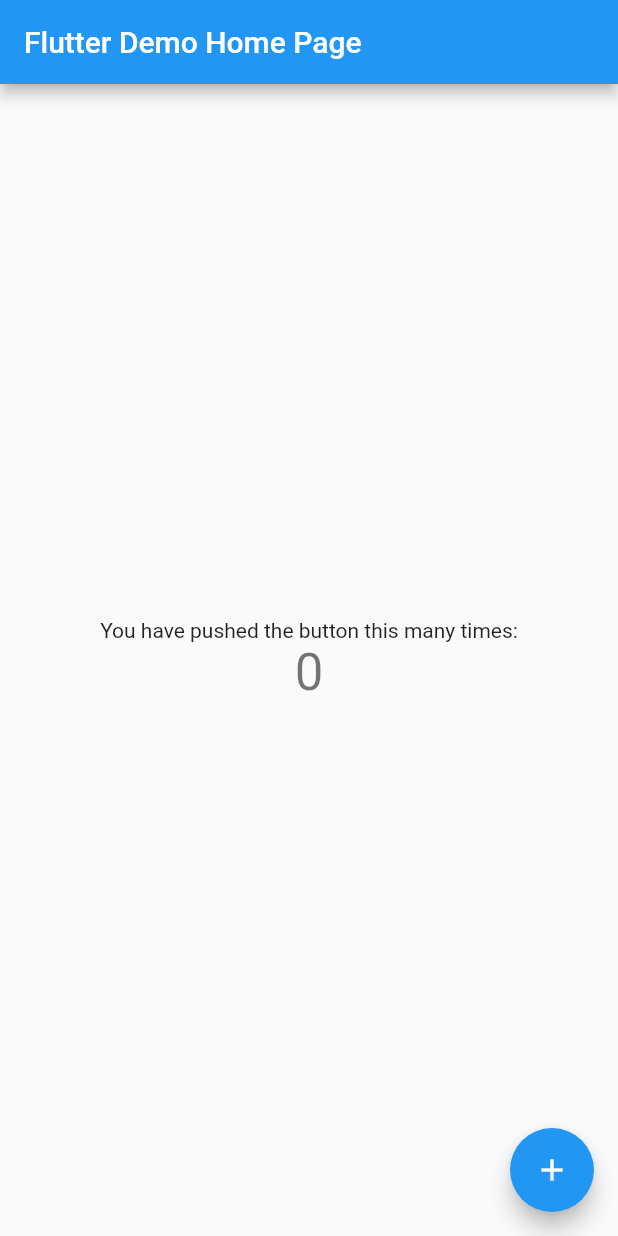
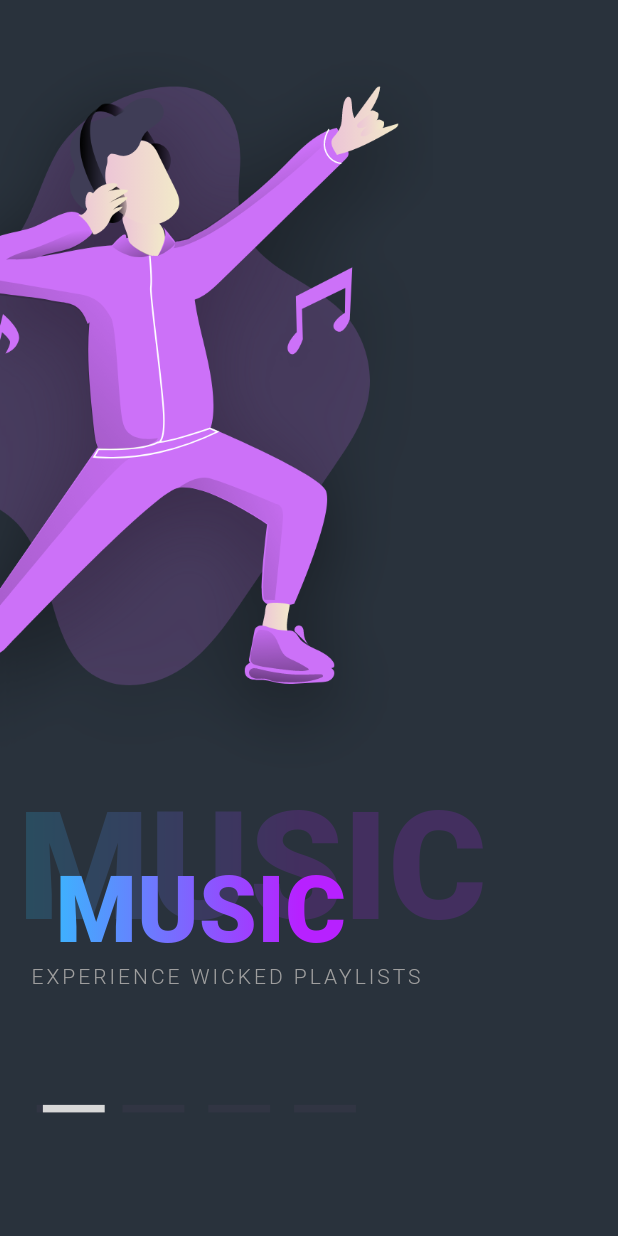
Before and after one commit to pinkeshdarji/LoginRegister, a Flutter app: the screen it shows after launch, on a phone screen of 412 x 824 dp. Run offline on Flutter 3.47's test engine with Material 2 defaults, Android fonts, the phone set to English and light mode, and no system bars.

Commit message:
Basic onboarding done.

```diff
--- a/lib/main.dart
+++ b/lib/main.dart
@@ -1,111 +1,25 @@
 import 'package:flutter/material.dart';
+import 'package:flutter/services.dart';
+import 'package:login_register/ui/splash.dart';
+import 'package:login_register/utlities/hex_color.dart';
 
-void main() => runApp(MyApp());
+void main() => runApp(LoginRegister());
 
-class MyApp extends StatelessWidget {
+class LoginRegister extends StatelessWidget {
   // This widget is the root of your application.
+
   @override
   Widget build(BuildContext context) {
+    final _endBgColor = HexColor('29323c');
+    SystemChrome.setSystemUIOverlayStyle(SystemUiOverlayStyle.dark.copyWith(
+        statusBarColor: _endBgColor,
+        statusBarIconBrightness: Brightness.light));
+
     return MaterialApp(
-      title: 'Flutter Demo',
-      theme: ThemeData(
-        // This is the theme of your application.
-        //
-        // Try running your application with "flutter run". You'll see the
-        // application has a blue toolbar. Then, without quitting the app, try
-        // changing the primarySwatch below to Colors.green and then invoke
-        // "hot reload" (press "r" in the console where you ran "flutter run",
-        // or simply save your changes to "hot reload" in a Flutter IDE).
-        // Notice that the counter didn't reset back to zero; the application
-        // is not restarted.
-        primarySwatch: Colors.blue,
-      ),
-      home: MyHomePage(title: 'Flutter Demo Home Page'),
+      title: 'Login register',
+      debugShowCheckedModeBanner: false,
+      theme: ThemeData(brightness: Brightness.dark),
+      home: Splash(),
     );
   }
 }
-
-class MyHomePage extends StatefulWidget {
-  MyHomePage({Key key, this.title}) : super(key: key);
-
-  // This widget is the home page of your application. It is stateful, meaning
-  // that it has a State object (defined below) that contains fields that affect
-  // how it looks.
-
-  // This class is the configuration for the state. It holds the values (in this
-  // case the title) provided by the parent (in this case the App widget) and
-  // used by the build method of the State. Fields in a Widget subclass are
-  // always marked "final".
-
-  final String title;
-
-  @override
-  _MyHomePageState createState() => _MyHomePageState();
-}
-
-class _MyHomePageState extends State<MyHomePage> {
-  int _counter = 0;
-
-  void _incrementCounter() {
-    setState(() {
-      // This call to setState tells the Flutter framework that something has
-      // changed in this State, which causes it to rerun the build method below
-      // so that the display can reflect the updated values. If we changed
-      // _counter without calling setState(), then the build method would not be
-      // called again, and so nothing would appear to happen.
-      _counter++;
-    });
-  }
-
-  @override
-  Widget build(BuildContext context) {
-    // This method is rerun every time setState is called, for instance as done
-    // by the _incrementCounter method above.
-    //
-    // The Flutter framework has been optimized to make rerunning build methods
-    // fast, so that you can just rebuild anything that needs updating rather
-    // than having to individually change instances of widgets.
-    return Scaffold(
-      appBar: AppBar(
-        // Here we take the value from the MyHomePage object that was created by
-        // the App.build method, and use it to set our appbar title.
-        title: Text(widget.title),
-      ),
-      body: Center(
-        // Center is a layout widget. It takes a single child and positions it
-        // in the middle of the parent.
-        child: Column(
-          // Column is also layout widget. It takes a list of children and
-          // arranges them vertically. By default, it sizes itself to fit its
-          // children horizontally, and tries to be as tall as its parent.
-          //
-          // Invoke "debug painting" (press "p" in the console, choose the
-          // "Toggle Debug Paint" action from the Flutter Inspector in Android
-          // Studio, or the "Toggle Debug Paint" command in Visual Studio Code)
-          // to see the wireframe for each widget.
-          //
-          // Column has various properties to control how it sizes itself and
-          // how it positions its children. Here we use mainAxisAlignment to
-          // center the children vertically; the main axis here is the vertical
-          // axis because Columns are vertical (the cross axis would be
-          // horizontal).
-          mainAxisAlignment: MainAxisAlignment.center,
-          children: <Widget>[
-            Text(
-              'You have pushed the button this many times:',
-            ),
-            Text(
-              '$_counter',
-              style: Theme.of(context).textTheme.display1,
-            ),
-          ],
-        ),
-      ),
-      floatingActionButton: FloatingActionButton(
-        onPressed: _incrementCounter,
-        tooltip: 'Increment',
-        child: Icon(Icons.add),
-      ), // This trailing comma makes auto-formatting nicer for build methods.
-    );
-  }
-}
--- /dev/null
+++ b/lib/ui/onboarding/intro_widget.dart
@@ -0,0 +1,100 @@
+import 'package:flutter/material.dart';
+import 'package:login_register/utlities/app_colors.dart';
+
+class IntroWidget extends StatelessWidget {
+  const IntroWidget(
+      {Key key,
+      @required this.screenWidth,
+      @required this.screenheight,
+      this.image,
+      this.type,
+      this.startGradientColor,
+      this.endGradientColor,
+      this.subText})
+      : super(key: key);
+
+  final double screenWidth;
+  final double screenheight;
+  final image;
+  final type;
+  final Color startGradientColor;
+  final Color endGradientColor;
+  final String subText;
+
+  @override
+  Widget build(BuildContext context) {
+    final Shader linearGradient = LinearGradient(
+      colors: <Color>[startGradientColor, endGradientColor],
+    ).createShader(Rect.fromLTWH(0.0, 0.0, 200.0, 70.0));
+
+    return Container(
+      padding: EdgeInsets.only(top: 25),
+      decoration: BoxDecoration(color: kPrimaryColor),
+      child: Column(
+        crossAxisAlignment: CrossAxisAlignment.start,
+        children: <Widget>[
+          Hero(
+            tag: 'music',
+            child: Image.asset(
+              image,
+              width: screenWidth * 0.7,
+              height: screenheight * 0.6,
+              fit: BoxFit.cover,
+            ),
+          ),
+          Container(
+            padding: const EdgeInsets.only(left: 12),
+            child: Stack(
+              alignment: AlignmentDirectional.bottomStart,
+              children: <Widget>[
+                Container(
+                  height: screenheight * 0.15,
+                  child: Text(
+                    type.toString().toUpperCase(),
+                    style: TextStyle(
+                        fontSize: 100.0,
+                        fontWeight: FontWeight.w900,
+                        foreground: Paint()..shader = linearGradient),
+                  ),
+                ),
+                Container(
+                  padding: EdgeInsets.only(left: 25),
+                  alignment: AlignmentDirectional.bottomStart,
+                  decoration:
+                      BoxDecoration(color: kPrimaryColor.withOpacity(0.82)),
+                  height: screenheight * 0.15,
+                  width: screenWidth,
+                  child: Text(
+                    type.toString().toUpperCase(),
+                    style: TextStyle(
+                        fontSize: 62.0,
+                        fontWeight: FontWeight.w900,
+                        foreground: Paint()..shader = linearGradient),
+                  ),
+                )
+              ],
+            ),
+          ),
+          Container(
+            padding: EdgeInsets.only(left: 20),
+            child: Text(
+              subText,
+              style: TextStyle(
+                  fontWeight: FontWeight.w300,
+                  color: Colors.grey,
+                  letterSpacing: 2.0),
+            ),
+          )
+        ],
+      ),
+    );
+  }
+
+  TextStyle buildTextStyle(double size) {
+    return TextStyle(
+      fontSize: size,
+      fontWeight: FontWeight.w900,
+      height: 0.5,
+    );
+  }
+}
--- /dev/null
+++ b/lib/ui/onboarding/onboarding.dart
@@ -0,0 +1,137 @@
+import 'package:flutter/material.dart';
+import 'package:login_register/utlities/app_colors.dart';
+
+import 'intro_widget.dart';
+
+class OnBoarding extends StatefulWidget {
+  @override
+  _OnBoardingState createState() => _OnBoardingState();
+}
+
+class _OnBoardingState extends State<OnBoarding> {
+  double screenWidth = 0.0;
+  double screenheight = 0.0;
+
+  PageController controller = PageController();
+  var currentPageValue = 0.0;
+  double _moveBar = 0.05;
+
+  @override
+  void initState() {
+    // TODO: implement initState
+    super.initState();
+  }
+
+  void getChangedPageAndMoveBar(int page) {
+    print('page is $page');
+    switch (page) {
+      case 0:
+        _moveBar = 0.05;
+        break;
+      case 1:
+        _moveBar = 0.18;
+        break;
+      case 2:
+        _moveBar = 0.31;
+        break;
+      case 3:
+        _moveBar = 0.44;
+        break;
+    }
+
+    setState(() {});
+  }
+
+  @override
+  Widget build(BuildContext context) {
+    screenWidth = MediaQuery.of(context).size.width;
+    screenheight = MediaQuery.of(context).size.height;
+
+    final List<Widget> introWidgetsList = <Widget>[
+      IntroWidget(
+          screenWidth: screenWidth,
+          screenheight: screenheight,
+          image: 'assets/images/purple.png',
+          type: 'Music',
+          startGradientColor: kBlue,
+          endGradientColor: kPruple,
+          subText: 'EXPERIENCE WICKED PLAYLISTS'),
+      IntroWidget(
+          screenWidth: screenWidth,
+          screenheight: screenheight,
+          image: 'assets/images/yellow.png',
+          type: 'Spa',
+          startGradientColor: kOrange,
+          endGradientColor: kYellow,
+          subText: 'FEEL THE MAGIC OF WELLNESS'),
+      IntroWidget(
+          screenWidth: screenWidth,
+          screenheight: screenheight,
+          image: 'assets/images/green.png',
+          type: 'Travel',
+          startGradientColor: kGreen,
+          endGradientColor: kBlue2,
+          subText: "LET'S HIKE IT UP!"),
+      IntroWidget(
+          screenWidth: screenWidth,
+          screenheight: screenheight,
+          image: 'assets/images/red.png',
+          type: 'Books',
+          startGradientColor: kLightOrange,
+          endGradientColor: kLightRed,
+          subText: 'HAVE A BREAK, HAVE A E-BOOK'),
+    ];
+
+    return Scaffold(
+      body: SafeArea(
+          child: Container(
+        child: Stack(
+          children: <Widget>[
+            PageView(
+              onPageChanged: (int page) {
+                getChangedPageAndMoveBar(page);
+              },
+              controller: controller,
+              children: introWidgetsList,
+            ),
+            Positioned(
+              bottom: screenheight * 0.1,
+              left: screenWidth * 0.04,
+              child: Row(
+                children: <Widget>[
+                  slidingBar(),
+                  slidingBar(),
+                  slidingBar(),
+                  slidingBar(),
+                ],
+              ),
+            ),
+            AnimatedPositioned(
+                duration: Duration(milliseconds: 100),
+                bottom: screenheight * 0.1,
+                left: screenWidth * _moveBar,
+                child: movingBar())
+          ],
+        ),
+      )),
+    );
+  }
+
+  Container movingBar() {
+    return Container(
+      margin: EdgeInsets.symmetric(horizontal: 8),
+      height: 5,
+      width: screenWidth * 0.1,
+      decoration: BoxDecoration(color: kwhiteGrey),
+    );
+  }
+
+  Container slidingBar() {
+    return Container(
+      margin: EdgeInsets.symmetric(horizontal: 8),
+      height: 5,
+      width: screenWidth * 0.1,
+      decoration: BoxDecoration(color: klightGrey),
+    );
+  }
+}
--- /dev/null
+++ b/lib/ui/splash.dart
@@ -0,0 +1,68 @@
+import 'dart:async';
+
+import 'package:flutter/material.dart';
+import 'package:login_register/ui/onboarding/onboarding.dart';
+import 'package:login_register/utlities/app_colors.dart';
+import 'package:login_register/utlities/hex_color.dart';
+
+class Splash extends StatefulWidget {
+  @override
+  _SplashState createState() => _SplashState();
+}
+
+class _SplashState extends State<Splash> {
+  final _startBgColor = HexColor('485563');
+  final _endBgColor = HexColor('29323c');
+  double screenWidth = 0.0;
+  double screenheight = 0.0;
+
+  @override
+  void initState() {
+    // TODO: implement initState
+    super.initState();
+
+    //Timer(Duration(seconds: 2), () => print('hi'));
+    Future.delayed(Duration(seconds: 2), () {
+      // Navigator.of(context).push(MaterialPageRoute(builder: null))
+      Navigator.push(
+        context,
+        MaterialPageRoute(builder: (context) => OnBoarding()),
+      );
+    });
+  }
+
+  @override
+  Widget build(BuildContext context) {
+    screenWidth = MediaQuery.of(context).size.width;
+    screenheight = MediaQuery.of(context).size.height;
+
+    return Scaffold(
+      body: SafeArea(
+        child: Stack(
+          alignment: AlignmentDirectional.centerStart,
+          children: <Widget>[
+            Container(
+              decoration: BoxDecoration(
+                  gradient: LinearGradient(
+                      begin: AlignmentDirectional.topCenter,
+                      end: AlignmentDirectional.bottomCenter,
+                      colors: [_startBgColor, kPrimaryColor])),
+            ),
+            Hero(
+              tag: 'music',
+              child: Container(
+                decoration: BoxDecoration(
+                    image: DecorationImage(
+                        image: AssetImage('assets/images/purple.png'))),
+                width: screenWidth * 0.5,
+                height: screenheight * 0.5,
+              ),
+            ),
+            Positioned(
+                right: screenWidth * 0.2, child: CircularProgressIndicator())
+          ],
+        ),
+      ),
+    );
+  }
+}
--- /dev/null
+++ b/lib/utlities/app_colors.dart
@@ -0,0 +1,13 @@
+import 'hex_color.dart';
+
+final kPrimaryColor = HexColor('29323c');
+final kBlue = HexColor('21d4fd');
+final kPruple = HexColor('b721ff');
+final klightGrey = HexColor('313543');
+final kwhiteGrey = HexColor('d8d8d8');
+final kOrange = HexColor('fee140');
+final kYellow = HexColor('fa709a');
+final kGreen = HexColor('00c9ff');
+final kBlue2 = HexColor('92fe9d');
+final kLightOrange = HexColor('ffe29f');
+final kLightRed = HexColor('ff719a');
--- /dev/null
+++ b/lib/utlities/hex_color.dart
@@ -0,0 +1,15 @@
+import 'dart:ui';
+
+import 'package:flutter/material.dart';
+
+class HexColor extends Color {
+  static int _getColorFromHex(String hexColor) {
+    hexColor = hexColor.toUpperCase().replaceAll("#", "");
+    if (hexColor.length == 6) {
+      hexColor = "FF" + hexColor;
+    }
+    return int.parse(hexColor, radix: 16);
+  }
+
+  HexColor(final String hexColor) : super(_getColorFromHex(hexColor));
+}
--- a/pubspec.yaml
+++ b/pubspec.yaml
@@ -23,6 +23,7 @@ dependencies:
   # The following adds the Cupertino Icons font to your application.
   # Use with the CupertinoIcons class for iOS style icons.
   cupertino_icons: ^0.1.2
+  gradient_text: ^1.0.2
 
 dev_dependencies:
   flutter_test:
@@ -41,9 +42,8 @@ flutter:
   uses-material-design: true
 
   # To add assets to your application, add an assets section, like this:
-  # assets:
-  #  - images/a_dot_burr.jpeg
-  #  - images/a_dot_ham.jpeg
+  assets:
+    - assets/images/
 
   # An image asset can refer to one or more resolution-specific "variants", see
   # https://flutter.dev/assets-and-images/#resolution-aware.
```
Also changed, not shown: assets/images/green.png (added), assets/images/purple.png (added), assets/images/red.png (added), assets/images/yellow.png (added), pubspec.lock, 2 other files.
